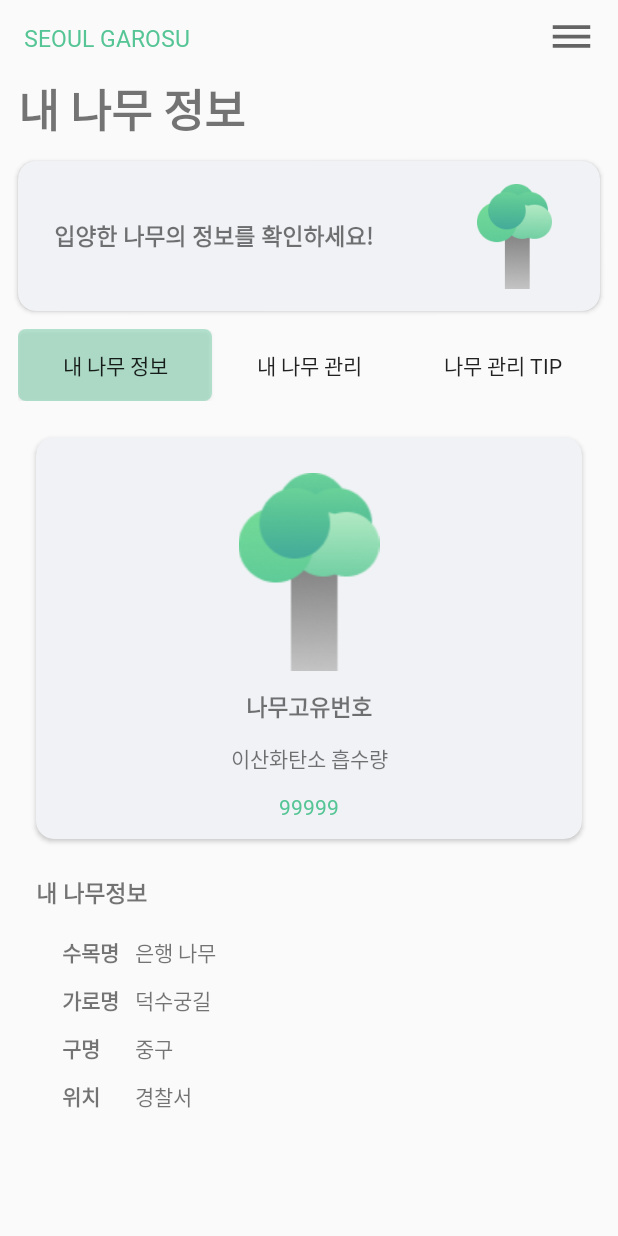
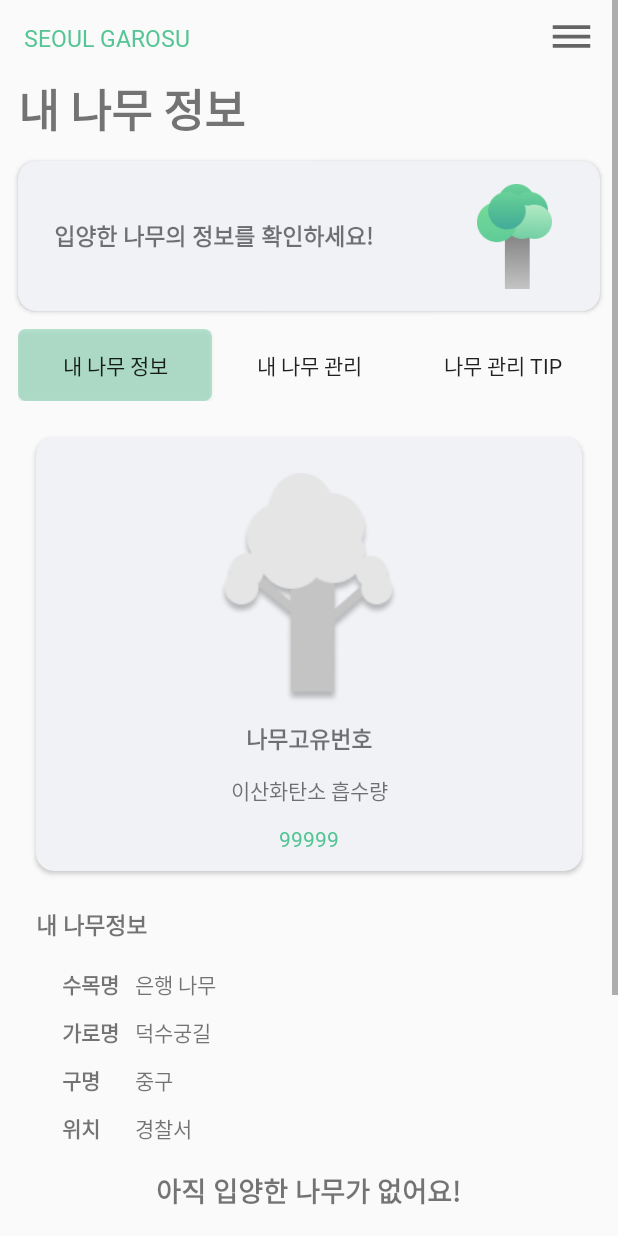
Before and after one commit to bobaejeon/garosero, an Android app: the TreeInfoFragment screen opened directly, with no data from a screen before it, on a phone screen of 412 x 824 dp. Run offline under Robolectric (Android 15) with nearby library versions, the light colour scheme and no system bars; our stand-ins replace Firebase (no records; nobody signed in at launch, a user with empty details on screens opened directly).

Commit message:
add empty window
나무가 없을때 화면 추가

```diff
--- a/app/src/main/java/com/foo/garosero/ui/home/TreeInfoFragment.java
+++ b/app/src/main/java/com/foo/garosero/ui/home/TreeInfoFragment.java
@@ -3,15 +3,21 @@ package com.foo.garosero.ui.home;
 import android.os.Bundle;
 
 import androidx.annotation.NonNull;
+import androidx.core.content.ContextCompat;
 import androidx.fragment.app.Fragment;
+import androidx.fragment.app.FragmentManager;
+import androidx.fragment.app.FragmentTransaction;
 
 import android.util.Log;
 import android.view.LayoutInflater;
 import android.view.View;
 import android.view.ViewGroup;
+import android.widget.FrameLayout;
+import android.widget.ImageView;
 
 import com.foo.garosero.R;
 import com.foo.garosero.data.UserTreesData;
+import com.foo.garosero.ui.home.empty.EmptyFragment;
 import com.google.firebase.auth.FirebaseAuth;
 import com.google.firebase.database.DataSnapshot;
 import com.google.firebase.database.DatabaseError;
@@ -23,6 +29,8 @@ public class TreeInfoFragment extends Fragment {
     FirebaseAuth firebaseAuth;
     FirebaseDatabase database;
     DatabaseReference databaseReference;
+
+    ImageView treeCharacter;
 
     View root;
 
@@ -68,6 +76,23 @@ public class TreeInfoFragment extends Fragment {
         });
 
         root = inflater.inflate(R.layout.fragment_tree_info, container, false);
+        initView();
         return root;
     }
+
+    private void initView() {
+        // 나무 정보 없을때 빈화면 출력
+        treeCharacter = root.findViewById(R.id.treeInfo_ImageView_treeCharacter);
+        treeCharacter.setBackground(ContextCompat.getDrawable(root.getContext(), R.drawable.empty_tree));
+        FrameLayout frameLayout = root.findViewById(R.id.treeInfo_FrameLayout);
+        replaceFragment(new EmptyFragment());
+        // frameLayout.setVisibility(View.GONE);
+    }
+
+    // 프래그먼트 재설정
+    public void replaceFragment(Fragment fragment) {
+        FragmentManager fragmentManager = getChildFragmentManager();
+        FragmentTransaction fragmentTransaction = fragmentManager.beginTransaction();
+        fragmentTransaction.replace(R.id.treeInfo_FrameLayout, fragment).commit();
+    }
 }
--- a/app/src/main/java/com/foo/garosero/ui/home/empty/EmptyFragment.java
+++ b/app/src/main/java/com/foo/garosero/ui/home/empty/EmptyFragment.java
@@ -1,5 +1,6 @@
 package com.foo.garosero.ui.home.empty;
 
+import android.content.Intent;
 import android.os.Bundle;
 
 import androidx.fragment.app.Fragment;
@@ -8,9 +9,14 @@ import android.view.LayoutInflater;
 import android.view.View;
 import android.view.ViewGroup;
 
+import com.foo.garosero.MainActivity;
 import com.foo.garosero.R;
+import com.foo.garosero.ui.application.ApplicationFragment;
+import com.foo.garosero.ui.home.TreeExplainActivity;
 
 public class EmptyFragment extends Fragment {
+    View root;
+
     @Override
     public void onCreate(Bundle savedInstanceState) {
         super.onCreate(savedInstanceState);
@@ -22,6 +28,15 @@ public class EmptyFragment extends Fragment {
     public View onCreateView(LayoutInflater inflater, ViewGroup container,
                              Bundle savedInstanceState) {
         // Inflate the layout for this fragment
-        return inflater.inflate(R.layout.fragment_empty, container, false);
+        root = inflater.inflate(R.layout.fragment_empty, container, false);
+
+        // 버튼 클릭시 신청 페이지로 연결
+        root.findViewById(R.id.empty_Button_application).setOnClickListener(new View.OnClickListener() {
+            @Override
+            public void onClick(View v) {
+                ((MainActivity)getActivity()).replaceFragment(new ApplicationFragment());
+            }
+        });
+        return root;
     }
 }
--- a/app/src/main/res/layout/fragment_empty.xml
+++ b/app/src/main/res/layout/fragment_empty.xml
@@ -47,7 +47,7 @@
             android:paddingBottom="@dimen/activity_padding_default"/>
 
         <Button
-
+            android:id="@+id/empty_Button_application"
             android:background="@drawable/button_background"
             android:layout_gravity="center_horizontal"
             android:layout_width="wrap_content"
--- a/app/src/main/res/layout/fragment_tree_info.xml
+++ b/app/src/main/res/layout/fragment_tree_info.xml
@@ -25,11 +25,12 @@
                     android:padding="@dimen/activity_padding_default"
                     android:orientation="vertical">
                     <ImageView
+                        android:id="@+id/treeInfo_ImageView_treeCharacter"
                         android:layout_margin="@dimen/activity_margin_small"
-                        android:layout_width="match_parent"
-                        android:layout_height="132dp"
+                        android:layout_width="119dp"
+                        android:layout_height="153dp"
                         android:layout_gravity="center"
-                        android:src="@drawable/mid_tree"/>
+                        android:background="@drawable/mid_tree"/>
 
                     <TextView
                         android:layout_width="match_parent"
@@ -111,5 +112,11 @@
                 </TableRow>
             </TableLayout>
 
+            <!-- 나무가 없을때 -->
+            <FrameLayout
+                android:id="@+id/treeInfo_FrameLayout"
+                android:layout_width="match_parent"
+                android:layout_height="wrap_content" />
+
         </LinearLayout>
 </FrameLayout>
--- a/app/src/main/res/layout/fragment_tree_management.xml
+++ b/app/src/main/res/layout/fragment_tree_management.xml
@@ -249,5 +249,11 @@
                 </androidx.constraintlayout.widget.ConstraintLayout>
             </androidx.cardview.widget.CardView>
 
+            <!-- 나무가 없을때 -->
+            <FrameLayout
+                android:id="@+id/treeManagement_FrameLayout"
+                android:layout_width="match_parent"
+                android:layout_height="wrap_content" />
+
         </LinearLayout>
 </FrameLayout>
```
Also changed, not shown: app/src/main/java/com/foo/garosero/ui/home/TreeManagementFragment.java (+13 -2 lines).
